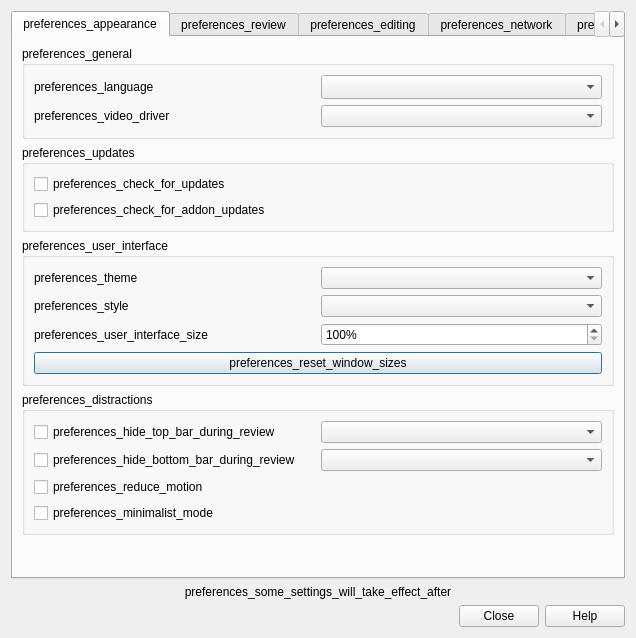
This is qt/aqt/forms/preferences.ui in ankitects/anki as Qt 5 draws it before an edit. The edited form follows.
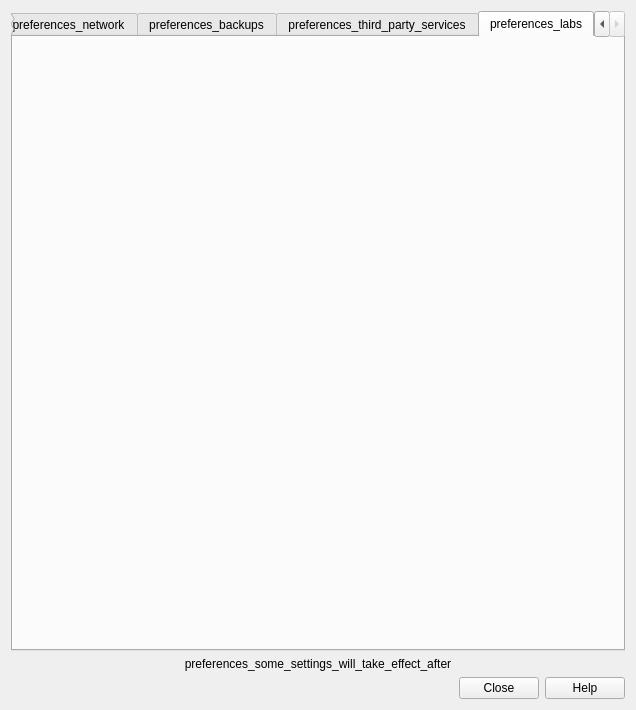
This is the edited form.

The edit to the form file:
```diff
--- a/qt/aqt/forms/preferences.ui
+++ b/qt/aqt/forms/preferences.ui
@@ -7,7 +7,7 @@
     <x>0</x>
     <y>0</y>
     <width>636</width>
-    <height>638</height>
+    <height>710</height>
    </rect>
   </property>
   <property name="windowTitle">
@@ -20,7 +20,7 @@
       <enum>Qt::FocusPolicy::StrongFocus</enum>
      </property>
      <property name="currentIndex">
-      <number>0</number>
+      <number>6</number>
      </property>
      <widget class="QWidget" name="appearanceTab">
       <attribute name="title">
@@ -1236,6 +1236,25 @@
        </item>
       </layout>
      </widget>
+     <widget class="QWidget" name="labsTab">
+      <attribute name="title">
+       <string>preferences_labs</string>
+      </attribute>
+      <layout class="QVBoxLayout" name="verticalLayout_7">
+       <property name="leftMargin">
+        <number>0</number>
+       </property>
+       <property name="topMargin">
+        <number>0</number>
+       </property>
+       <property name="rightMargin">
+        <number>0</number>
+       </property>
+       <property name="bottomMargin">
+        <number>0</number>
+       </property>
+      </layout>
+     </widget>
     </widget>
    </item>
    <item>
```
Left out of the diff: 1 changed line with no effect on the pictures.
